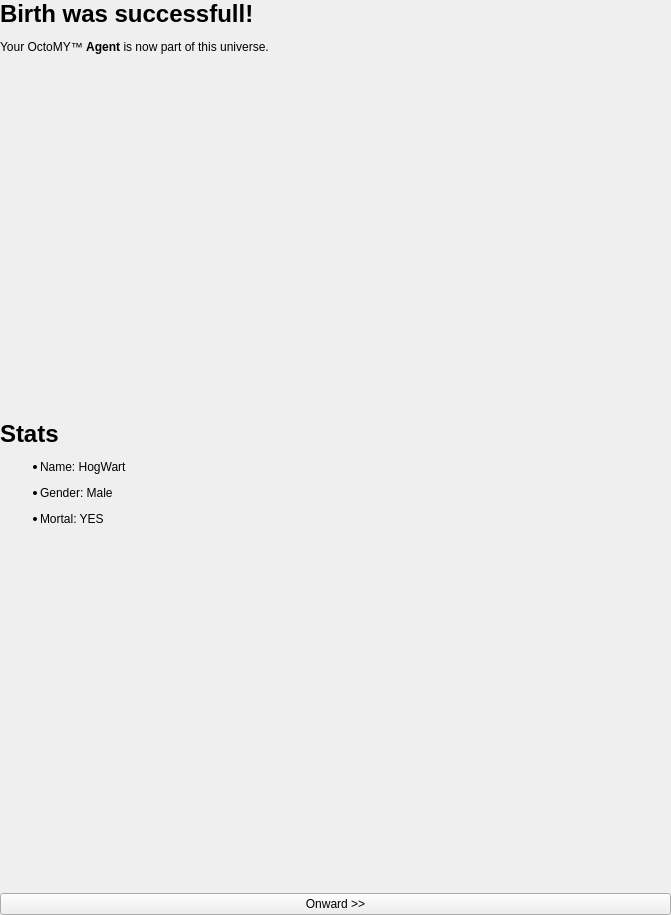
Old version of the form libs/libcore/widgets/AgentDeliveryWizard.ui in the repository mrdeveloperdude/OctoMY.
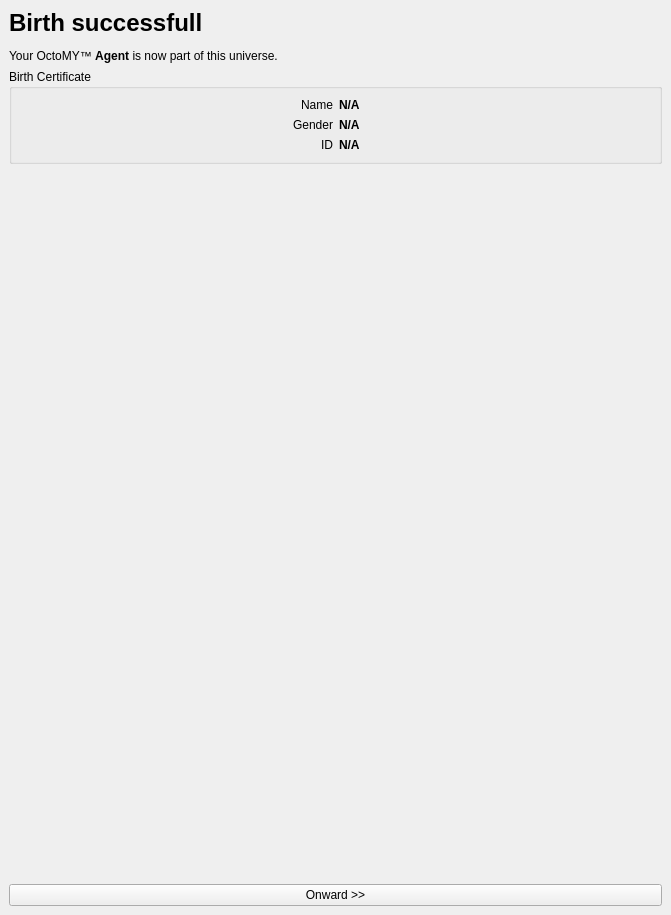
New version of the form. The open tabs and pages were chosen to show the change. Icons and pictures are not drawn. Custom widgets are drawn as their Qt base class.

Diff of the .ui file:
```diff
--- a/libs/libcore/widgets/AgentDeliveryWizard.ui
+++ b/libs/libcore/widgets/AgentDeliveryWizard.ui
@@ -105,53 +105,6 @@
          </item>
         </layout>
        </item>
-       <item>
-        <widget class="QLabel" name="label_6">
-         <property name="text">
-          <string>Mortal</string>
-         </property>
-        </widget>
-       </item>
-       <item>
-        <layout class="QHBoxLayout" name="horizontalLayout_5">
-         <item>
-          <widget class="QComboBox" name="comboBoxPin_1">
-           <property name="sizePolicy">
-            <sizepolicy hsizetype="Expanding" vsizetype="Minimum">
-             <horstretch>0</horstretch>
-             <verstretch>0</verstretch>
-            </sizepolicy>
-           </property>
-           <item>
-            <property name="text">
-             <string>Leave to chance</string>
-            </property>
-           </item>
-           <item>
-            <property name="text">
-             <string>Yes</string>
-            </property>
-           </item>
-           <item>
-            <property name="text">
-             <string>No</string>
-            </property>
-           </item>
-          </widget>
-         </item>
-         <item>
-          <widget class="QPushButton" name="pushButtonRandomMortal">
-           <property name="text">
-            <string/>
-           </property>
-           <property name="icon">
-            <iconset resource="../resources/icons.qrc">
-             <normaloff>:/icons/roll_dice.svg</normaloff>:/icons/roll_dice.svg</iconset>
-           </property>
-          </widget>
-         </item>
-        </layout>
-       </item>
        <item>
         <widget class="QLabel" name="label_7">
          <property name="text">
@@ -309,23 +262,21 @@
       </layout>
      </widget>
      <widget class="QWidget" name="pageBirthDone">
-      <layout class="QVBoxLayout" name="verticalLayout_9">
-       <property name="spacing">
-        <number>0</number>
-       </property>
-       <property name="leftMargin">
-        <number>0</number>
-       </property>
-       <property name="topMargin">
-        <number>0</number>
-       </property>
-       <property name="rightMargin">
-        <number>0</number>
-       </property>
-       <property name="bottomMargin">
-        <number>0</number>
-       </property>
-       <item>
+      <layout class="QGridLayout" name="gridLayout">
+       <item row="4" column="0">
+        <spacer name="verticalSpacer_2">
+         <property name="orientation">
+          <enum>Qt::Vertical</enum>
+         </property>
+         <property name="sizeHint" stdset="0">
+          <size>
+           <width>20</width>
+           <height>40</height>
+          </size>
+         </property>
+        </spacer>
+       </item>
+       <item row="0" column="0" colspan="2">
         <widget class="QLabel" name="labelBodyBirthInProgress_2">
          <property name="sizePolicy">
           <sizepolicy hsizetype="Expanding" vsizetype="Minimum">
@@ -334,7 +285,7 @@
           </sizepolicy>
          </property>
          <property name="text">
-          <string>&lt;html&gt;&lt;head/&gt;&lt;body&gt;&lt;p&gt;&lt;span style=&quot; font-size:xx-large; font-weight:600;&quot;&gt;Birth was successfull!&lt;/span&gt;&lt;/p&gt;&lt;p&gt;Your OctoMY™ &lt;span style=&quot; font-weight:600;&quot;&gt;Agent&lt;/span&gt; is now part of this universe.&lt;/p&gt;&lt;/body&gt;&lt;/html&gt;</string>
+          <string>&lt;html&gt;&lt;head/&gt;&lt;body&gt;&lt;p&gt;&lt;span style=&quot; font-size:xx-large; font-weight:600;&quot;&gt;Birth successfull&lt;/span&gt;&lt;/p&gt;&lt;p&gt;Your OctoMY™ &lt;span style=&quot; font-weight:600;&quot;&gt;Agent&lt;/span&gt; is now part of this universe.&lt;/p&gt;&lt;/body&gt;&lt;/html&gt;</string>
          </property>
          <property name="textFormat">
           <enum>Qt::RichText</enum>
@@ -347,23 +298,7 @@
          </property>
         </widget>
        </item>
-       <item>
-        <widget class="QLabel" name="labelStats">
-         <property name="sizePolicy">
-          <sizepolicy hsizetype="Preferred" vsizetype="Expanding">
-           <horstretch>0</horstretch>
-           <verstretch>0</verstretch>
-          </sizepolicy>
-         </property>
-         <property name="text">
-          <string>&lt;html&gt;&lt;head/&gt;&lt;body&gt;&lt;p&gt;&lt;span style=&quot; font-size:xx-large; font-weight:600;&quot;&gt;Stats&lt;/span&gt;&lt;/p&gt;&lt;ul style=&quot;margin-top: 0px; margin-bottom: 0px; margin-left: 0px; margin-right: 0px; -qt-list-indent: 1;&quot;&gt;&lt;li style=&quot; margin-top:12px; margin-bottom:12px; margin-left:0px; margin-right:0px; -qt-block-indent:0; text-indent:0px;&quot;&gt;Name: HogWart&lt;/li&gt;&lt;li style=&quot; margin-top:12px; margin-bottom:12px; margin-left:0px; margin-right:0px; -qt-block-indent:0; text-indent:0px;&quot;&gt;Gender: Male&lt;/li&gt;&lt;li style=&quot; margin-top:12px; margin-bottom:12px; margin-left:0px; margin-right:0px; -qt-block-indent:0; text-indent:0px;&quot;&gt;Mortal: YES&lt;/li&gt;&lt;/ul&gt;&lt;/body&gt;&lt;/html&gt;</string>
-         </property>
-         <property name="textFormat">
-          <enum>Qt::RichText</enum>
-         </property>
-        </widget>
-       </item>
-       <item>
+       <item row="5" column="0" colspan="2">
         <widget class="QPushButton" name="pushButtonOnward_2">
          <property name="sizePolicy">
           <sizepolicy hsizetype="Minimum" vsizetype="Minimum">
@@ -376,6 +311,84 @@
          </property>
         </widget>
        </item>
+       <item row="1" column="0" colspan="2">
+        <widget class="QGroupBox" name="groupBox">
+         <property name="title">
+          <string>Birth Certificate</string>
+         </property>
+         <layout class="QGridLayout" name="gridLayout_2">
+          <item row="0" column="1">
+           <widget class="QLabel" name="labelName">
+            <property name="font">
+             <font>
+              <weight>75</weight>
+              <bold>true</bold>
+             </font>
+            </property>
+            <property name="text">
+             <string>N/A</string>
+            </property>
+           </widget>
+          </item>
+          <item row="0" column="0">
+           <widget class="QLabel" name="label_6">
+            <property name="text">
+             <string>Name</string>
+            </property>
+            <property name="alignment">
+             <set>Qt::AlignRight|Qt::AlignTrailing|Qt::AlignVCenter</set>
+            </property>
+           </widget>
+          </item>
+          <item row="1" column="0">
+           <widget class="QLabel" name="label_9">
+            <property name="text">
+             <string>Gender</string>
+            </property>
+            <property name="alignment">
+             <set>Qt::AlignRight|Qt::AlignTrailing|Qt::AlignVCenter</set>
+            </property>
+           </widget>
+          </item>
+          <item row="2" column="0">
+           <widget class="QLabel" name="label_10">
+            <property name="text">
+             <string>ID</string>
+            </property>
+            <property name="alignment">
+             <set>Qt::AlignRight|Qt::AlignTrailing|Qt::AlignVCenter</set>
+            </property>
+           </widget>
+          </item>
+          <item row="1" column="1">
+           <widget class="QLabel" name="labelGender">
+            <property name="font">
+             <font>
+              <weight>75</weight>
+              <bold>true</bold>
+             </font>
+            </property>
+            <property name="text">
+             <string>N/A</string>
+            </property>
+           </widget>
+          </item>
+          <item row="2" column="1">
+           <widget class="QLabel" name="labelID">
+            <property name="font">
+             <font>
+              <weight>75</weight>
+              <bold>true</bold>
+             </font>
+            </property>
+            <property name="text">
+             <string>N/A</string>
+            </property>
+           </widget>
+          </item>
+         </layout>
+        </widget>
+       </item>
       </layout>
      </widget>
      <widget class="QWidget" name="pageFace">
```
Left out of the diff: 11 changed lines with no effect on the pictures.
